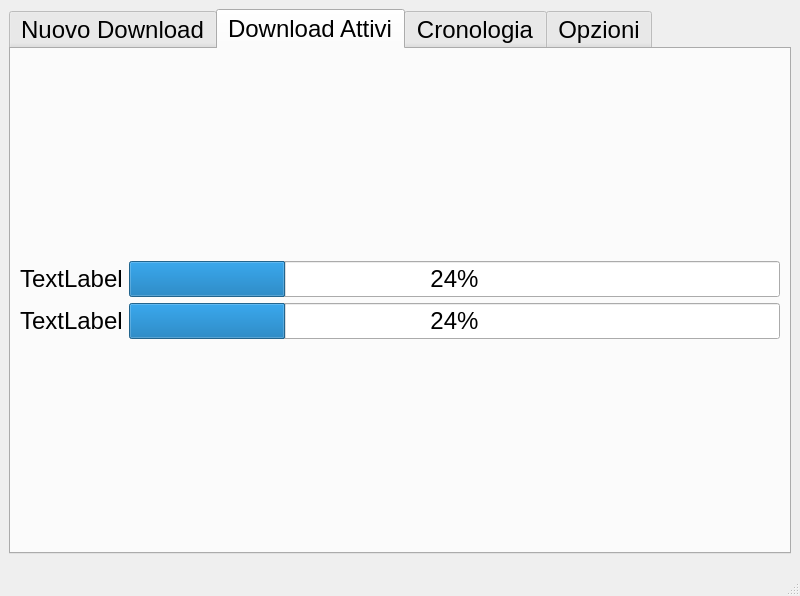
stefanoagostini/DownloadManager, file DownloadManager.ui: the form before one commit.
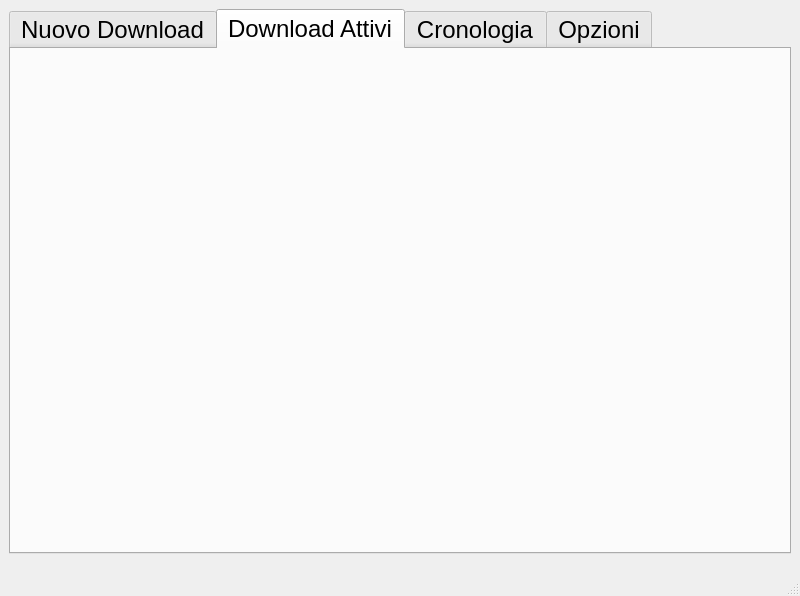
The form after the commit. The open tabs and pages were chosen to show the change. Icons and pictures are not drawn.

What changed in the file:
```diff
--- a/DownloadManager.ui
+++ b/DownloadManager.ui
@@ -85,44 +85,7 @@
        </attribute>
        <layout class="QGridLayout" name="gridLayout_5">
         <item row="0" column="0">
-         <layout class="QVBoxLayout" name="activeDownloadListLayout">
-          <item>
-           <layout class="QHBoxLayout" name="item1">
-            <item>
-             <widget class="QLabel" name="label1">
-              <property name="text">
-               <string>TextLabel</string>
-              </property>
-             </widget>
-            </item>
-            <item>
-             <widget class="QProgressBar" name="progressBar1">
-              <property name="value">
-               <number>24</number>
-              </property>
-             </widget>
-            </item>
-           </layout>
-          </item>
-          <item>
-           <layout class="QHBoxLayout" name="item2">
-            <item>
-             <widget class="QLabel" name="label2">
-              <property name="text">
-               <string>TextLabel</string>
-              </property>
-             </widget>
-            </item>
-            <item>
-             <widget class="QProgressBar" name="progressBar2">
-              <property name="value">
-               <number>24</number>
-              </property>
-             </widget>
-            </item>
-           </layout>
-          </item>
-         </layout>
+         <layout class="QVBoxLayout" name="activeDownloadListLayout"/>
         </item>
        </layout>
       </widget>
```
Left out of the diff: 40 changed lines with no effect on the pictures.
